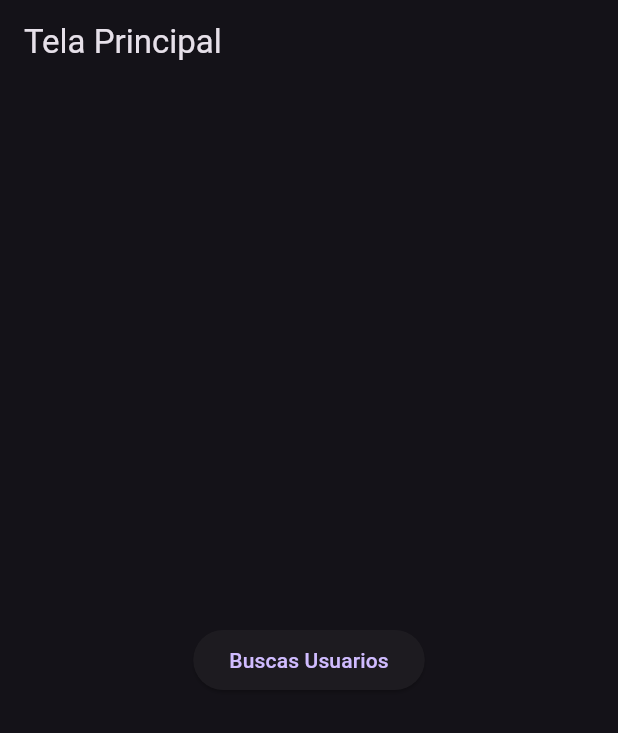
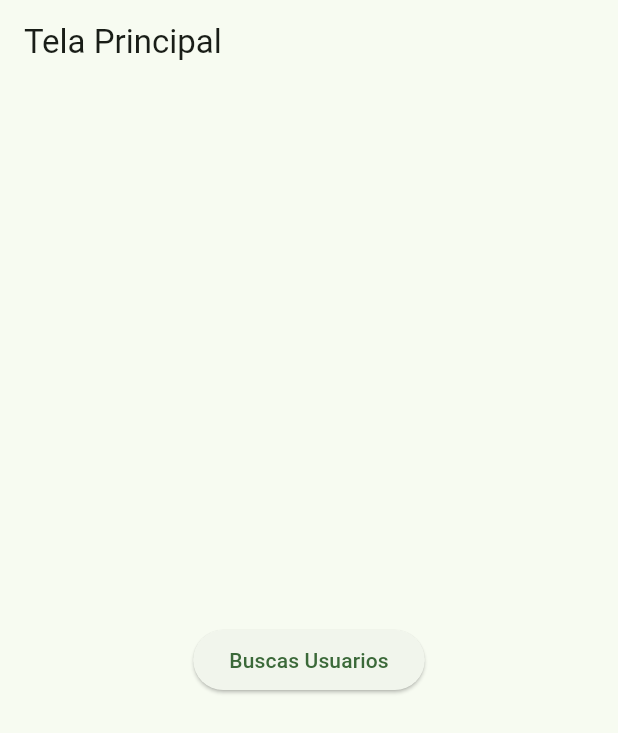
Before and after one commit to igorcalves/flutterlab, a Flutter app: the screen it shows after launch, on a phone screen of 412 x 824 dp. Shown: the top 733 px of the screen. Run offline on Flutter 3.47's test engine with Material 3 defaults, Android fonts, the phone set to English and light mode, and no system bars.

Commit message:
fix theme color

```diff
--- a/lib/View/app_widget.dart
+++ b/lib/View/app_widget.dart
@@ -11,8 +11,14 @@ class AppWidget extends StatelessWidget {
   Widget build(BuildContext context) {
     return MaterialApp(
       title: 'Recuperar Pessoa',
-      theme:
-          ThemeData(brightness: Brightness.dark, primarySwatch: Colors.green),
+      theme: ThemeData(
+        useMaterial3: true,
+        colorScheme: ColorScheme.fromSeed(
+          seedColor: Colors.green,
+          // ···
+          brightness: Brightness.light,
+        ),
+      ),
       home: MyHomePage(
         userBloc: UserBloc(FakeRepository(
           MyRepo.getData(),
```
